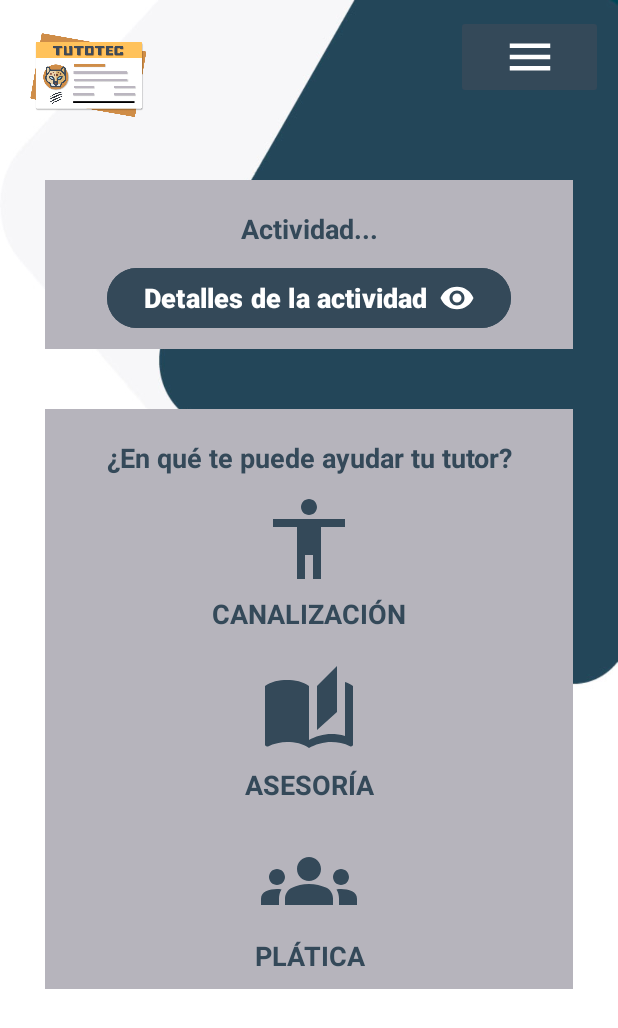
After one commit to mariodominguez07/TutoTec, an Android app: the HomeAlumno screen opened directly, with no data from a screen before it, on a phone screen of 412 x 824 dp. The commit adds this screen. Shown: the top 1028 px of the screen. Run offline under Robolectric (Android 15) with nearby library versions, the phone set to English and light mode, and no system bars; 1 statement that could not run was skipped.

Commit message:
Actualización

```diff
--- a/app/src/main/AndroidManifest.xml
+++ b/app/src/main/AndroidManifest.xml
@@ -14,6 +14,10 @@
         android:supportsRtl="true"
         android:theme="@style/Theme.TutoTec"
         tools:targetApi="31">
+        <activity
+            android:name=".HomeAlumno"
+            android:exported="false" />
+
         <activity
             android:name=".InicioAlumno"
             android:exported="false" />
--- /dev/null
+++ b/app/src/main/java/mx/tecnm/cdhidalgo/tutotec/HomeAlumno.kt
@@ -0,0 +1,13 @@
+package mx.tecnm.cdhidalgo.tutotec
+
+import androidx.appcompat.app.AppCompatActivity
+import android.os.Bundle
+import mx.tecnm.cdhidalgo.tutotec.dataClass.Alumno
+
+class HomeAlumno : AppCompatActivity() {
+    val alumno = intent.getParcelableExtra<Alumno>("alumno")
+    override fun onCreate(savedInstanceState: Bundle?) {
+        super.onCreate(savedInstanceState)
+        setContentView(R.layout.activity_home_alumno)
+    }
+}
--- a/app/src/main/java/mx/tecnm/cdhidalgo/tutotec/InicioAlumno.kt
+++ b/app/src/main/java/mx/tecnm/cdhidalgo/tutotec/InicioAlumno.kt
@@ -3,6 +3,7 @@ package mx.tecnm.cdhidalgo.tutotec
 import android.content.Intent
 import androidx.appcompat.app.AppCompatActivity
 import android.os.Bundle
+import android.view.MenuItem
 import android.widget.ImageButton
 import android.widget.PopupMenu
 import android.widget.TextView
@@ -20,10 +21,6 @@ class InicioAlumno : AppCompatActivity() {
 
     private lateinit var editar:ImageButton
     private lateinit var menu : ImageButton
-    private lateinit var carnet:ImageButton
-    private lateinit var actividades:ImageButton
-    private lateinit var solicitudes:ImageButton
-    private lateinit var cerrarSesion:ImageButton
 
     private lateinit var foto:CircleImageView
     private lateinit var nombreC:TextView
@@ -35,6 +32,7 @@ class InicioAlumno : AppCompatActivity() {
     private lateinit var auth: FirebaseAuth
 
     var nomT = ""
+    val alumno = intent.getParcelableExtra<Alumno>("alumno")
 
     override fun onCreate(savedInstanceState: Bundle?) {
         super.onCreate(savedInstanceState)
@@ -46,10 +44,7 @@ class InicioAlumno : AppCompatActivity() {
 
         editar = findViewById(R.id.btneditar)
         menu = findViewById(R.id.btnmenu_alumno)
-        /*carnet = findViewById(R.id.btncarnet_menu)
-        actividades = findViewById(R.id.btnactividades_menu)
-        solicitudes = findViewById(R.id.btnsolicitudes_menu)
-        cerrarSesion = findViewById(R.id.btncerrarsesion_menu)*/
+
 
         foto = findViewById(R.id.foto_alumno)
         nombreC = findViewById(R.id.nombreCompleto_Alumno)
@@ -58,8 +53,6 @@ class InicioAlumno : AppCompatActivity() {
         carrera = findViewById(R.id.carrera_carnet)
         tutor = findViewById(R.id.tutor_carnet)
 
-
-        val alumno = intent.getParcelableExtra<Alumno>("alumno")
 
         if (alumno != null){
             baseDeDatos.collection("tutores")
@@ -81,31 +74,47 @@ class InicioAlumno : AppCompatActivity() {
                     tutor.text = nomT
 
                 }
-            Glide.with(this).load(alumno.foto).circleCrop().into(foto)
-            nombreC.text = "${alumno.nombre} ${alumno.apellido_pa} ${alumno.apellido_ma}"
-            noControl.text = alumno.nocontrol
-            carrera.text = alumno.carrera
-            grupo.text = alumno.grupo
+            Glide.with(this).load(alumno!!.foto).circleCrop().into(foto)
+            nombreC.text = "${alumno!!.nombre} ${alumno!!.apellido_pa} ${alumno!!.apellido_ma}"
+            noControl.text = alumno!!.nocontrol
+            carrera.text = alumno!!.carrera
+            grupo.text = alumno!!.grupo
         }
 
         menu.setOnClickListener {view->
             val popupMenu = PopupMenu(this, view)
 
-            popupMenu.menuInflater.inflate()
+            popupMenu.menuInflater.inflate(R.menu.menu_alumno, popupMenu.menu)
+
+            popupMenu.setOnMenuItemClickListener { item -> onMenuItemClick(item) }
+
+            popupMenu.show()
         }
        /* editar.setOnClickListener {  }
 
-        carnet.setOnClickListener {  }
+        */
+    }
 
-        actividades.setOnClickListener {  }
+    private fun onMenuItemClick(item: MenuItem): Boolean {
+        when (item.itemId) {
+            R.id.carnet_menu -> {
+                return true
+            }
+            R.id.inicio_menu -> {
+                val intent = Intent(this,HomeAlumno::class.java)
+                intent.putExtra("alumno",alumno)
+                startActivity(intent)
+                return true
+            }
+            R.id.cerrarsesion_menu -> {
+                auth.signOut()
+                val intent = Intent(this,MainActivity::class.java)
+                startActivity(intent)
+                finish()
+                return true
+            }
 
-        solicitudes.setOnClickListener {  }
-
-        cerrarSesion.setOnClickListener {
-            auth.signOut()
-            val intent = Intent(this,MainActivity::class.java)
-            startActivity(intent)
-            finish()
-        }*/
+            else -> return false
+        }
     }
 }
--- a/app/src/main/java/mx/tecnm/cdhidalgo/tutotec/LoginTutor.kt
+++ b/app/src/main/java/mx/tecnm/cdhidalgo/tutotec/LoginTutor.kt
@@ -13,7 +13,6 @@ import com.google.firebase.auth.ktx.auth
 import com.google.firebase.firestore.ktx.firestore
 import com.google.firebase.ktx.Firebase
 import mx.tecnm.cdhidalgo.tutotec.dataClass.Tutor
-
 lateinit var tutor: Tutor
 class LoginTutor : AppCompatActivity() {
 
--- /dev/null
+++ b/app/src/main/res/drawable/img_asesorias.xml
@@ -0,0 +1,5 @@
+<vector android:height="64dp" android:tint="@color/color7"
+    android:viewportHeight="24" android:viewportWidth="24"
+    android:width="64dp" xmlns:android="http://schemas.android.com/apk/res/android">
+    <path android:fillColor="@android:color/white" android:pathData="M19,1l-5,5v11l5,-4.5L19,1zM1,6v14.65c0,0.25 0.25,0.5 0.5,0.5 0.1,0 0.15,-0.05 0.25,-0.05C3.1,20.45 5.05,20 6.5,20c1.95,0 4.05,0.4 5.5,1.5L12,6c-1.45,-1.1 -3.55,-1.5 -5.5,-1.5S2.45,4.9 1,6zM23,19.5L23,6c-0.6,-0.45 -1.25,-0.75 -2,-1v13.5c-1.1,-0.35 -2.3,-0.5 -3.5,-0.5 -1.7,0 -4.15,0.65 -5.5,1.5v2c1.35,-0.85 3.8,-1.5 5.5,-1.5 1.65,0 3.35,0.3 4.75,1.05 0.1,0.05 0.15,0.05 0.25,0.05 0.25,0 0.5,-0.25 0.5,-0.5v-1.1z"/>
+</vector>
--- /dev/null
+++ b/app/src/main/res/drawable/img_canalizaciones.xml
@@ -0,0 +1,5 @@
+<vector android:height="64dp" android:tint="@color/color7"
+    android:viewportHeight="24" android:viewportWidth="24"
+    android:width="64dp" xmlns:android="http://schemas.android.com/apk/res/android">
+    <path android:fillColor="@android:color/white" android:pathData="M12,2c1.1,0 2,0.9 2,2s-0.9,2 -2,2 -2,-0.9 -2,-2 0.9,-2 2,-2zM21,9h-6v13h-2v-6h-2v6L9,22L9,9L3,9L3,7h18v2z"/>
+</vector>
--- a/app/src/main/res/drawable/img_carnet.xml
+++ b/app/src/main/res/drawable/img_carnet.xml
@@ -1,5 +1,5 @@
-<vector android:height="36dp" android:tint="@color/color7"
+<vector android:height="24dp" android:tint="@color/color7"
     android:viewportHeight="24" android:viewportWidth="24"
-    android:width="36dp" xmlns:android="http://schemas.android.com/apk/res/android">
+    android:width="24dp" xmlns:android="http://schemas.android.com/apk/res/android">
     <path android:fillColor="@android:color/white" android:pathData="M19,3h-4.18C14.4,1.84 13.3,1 12,1c-1.3,0 -2.4,0.84 -2.82,2L5,3c-1.1,0 -2,0.9 -2,2v14c0,1.1 0.9,2 2,2h14c1.1,0 2,-0.9 2,-2L21,5c0,-1.1 -0.9,-2 -2,-2zM12,3c0.55,0 1,0.45 1,1s-0.45,1 -1,1 -1,-0.45 -1,-1 0.45,-1 1,-1zM12,7c1.66,0 3,1.34 3,3s-1.34,3 -3,3 -3,-1.34 -3,-3 1.34,-3 3,-3zM18,19L6,19v-1.4c0,-2 4,-3.1 6,-3.1s6,1.1 6,3.1L18,19z"/>
 </vector>
--- a/app/src/main/res/drawable/img_cerrar_sesion.xml
+++ b/app/src/main/res/drawable/img_cerrar_sesion.xml
@@ -1,5 +1,5 @@
-<vector android:autoMirrored="true" android:height="36dp"
+<vector android:autoMirrored="true" android:height="24dp"
     android:tint="@color/color7" android:viewportHeight="24"
-    android:viewportWidth="24" android:width="36dp" xmlns:android="http://schemas.android.com/apk/res/android">
+    android:viewportWidth="24" android:width="24dp" xmlns:android="http://schemas.android.com/apk/res/android">
     <path android:fillColor="@android:color/white" android:pathData="M17,7l-1.41,1.41L18.17,11H8v2h10.17l-2.58,2.58L17,17l5,-5zM4,5h8V3H4c-1.1,0 -2,0.9 -2,2v14c0,1.1 0.9,2 2,2h8v-2H4V5z"/>
 </vector>
--- /dev/null
+++ b/app/src/main/res/drawable/img_detalle_actividad.xml
@@ -0,0 +1,5 @@
+<vector android:height="24dp" android:tint="#000000"
+    android:viewportHeight="24" android:viewportWidth="24"
+    android:width="24dp" xmlns:android="http://schemas.android.com/apk/res/android">
+    <path android:fillColor="@android:color/white" android:pathData="M12,4.5C7,4.5 2.73,7.61 1,12c1.73,4.39 6,7.5 11,7.5s9.27,-3.11 11,-7.5c-1.73,-4.39 -6,-7.5 -11,-7.5zM12,17c-2.76,0 -5,-2.24 -5,-5s2.24,-5 5,-5 5,2.24 5,5 -2.24,5 -5,5zM12,9c-1.66,0 -3,1.34 -3,3s1.34,3 3,3 3,-1.34 3,-3 -1.34,-3 -3,-3z"/>
+</vector>
--- /dev/null
+++ b/app/src/main/res/drawable/img_inicio.xml
@@ -0,0 +1,5 @@
+<vector android:height="24dp" android:tint="@color/color7"
+    android:viewportHeight="24" android:viewportWidth="24"
+    android:width="24dp" xmlns:android="http://schemas.android.com/apk/res/android">
+    <path android:fillColor="@android:color/white" android:pathData="M10,20v-6h4v6h5v-8h3L12,3 2,12h3v8z"/>
+</vector>
--- /dev/null
+++ b/app/src/main/res/drawable/img_platica.xml
@@ -0,0 +1,5 @@
+<vector android:height="64dp" android:tint="@color/color7"
+    android:viewportHeight="24" android:viewportWidth="24"
+    android:width="64dp" xmlns:android="http://schemas.android.com/apk/res/android">
+    <path android:fillColor="@android:color/white" android:pathData="M12,12.75c1.63,0 3.07,0.39 4.24,0.9c1.08,0.48 1.76,1.56 1.76,2.73L18,18H6l0,-1.61c0,-1.18 0.68,-2.26 1.76,-2.73C8.93,13.14 10.37,12.75 12,12.75zM4,13c1.1,0 2,-0.9 2,-2c0,-1.1 -0.9,-2 -2,-2s-2,0.9 -2,2C2,12.1 2.9,13 4,13zM5.13,14.1C4.76,14.04 4.39,14 4,14c-0.99,0 -1.93,0.21 -2.78,0.58C0.48,14.9 0,15.62 0,16.43V18l4.5,0v-1.61C4.5,15.56 4.73,14.78 5.13,14.1zM20,13c1.1,0 2,-0.9 2,-2c0,-1.1 -0.9,-2 -2,-2s-2,0.9 -2,2C18,12.1 18.9,13 20,13zM24,16.43c0,-0.81 -0.48,-1.53 -1.22,-1.85C21.93,14.21 20.99,14 20,14c-0.39,0 -0.76,0.04 -1.13,0.1c0.4,0.68 0.63,1.46 0.63,2.29V18l4.5,0V16.43zM12,6c1.66,0 3,1.34 3,3c0,1.66 -1.34,3 -3,3s-3,-1.34 -3,-3C9,7.34 10.34,6 12,6z"/>
+</vector>
--- /dev/null
+++ b/app/src/main/res/layout/activity_home_alumno.xml
@@ -0,0 +1,232 @@
+<?xml version="1.0" encoding="utf-8"?>
+<LinearLayout xmlns:android="http://schemas.android.com/apk/res/android"
+    xmlns:app="http://schemas.android.com/apk/res-auto"
+    xmlns:tools="http://schemas.android.com/tools"
+    android:layout_width="match_parent"
+    android:layout_height="match_parent"
+    android:padding="10dp"
+    android:background="@drawable/fondo_alumnos"
+    android:orientation="vertical"
+    tools:context=".HomeAlumno">
+
+    <LinearLayout
+        android:layout_width="match_parent"
+        android:layout_height="wrap_content"
+        android:orientation="vertical">
+        <TableLayout
+            android:layout_width="match_parent"
+            android:layout_height="wrap_content">
+            <TableRow
+                android:layout_width="match_parent"
+                android:layout_height="wrap_content">
+                <ImageView
+                    android:layout_width="0dp"
+                    android:layout_height="wrap_content"
+                    android:layout_weight="1"
+                    android:src="@drawable/tuto_logo"
+                    android:scaleX=".8"
+                    android:scaleY=".8"
+                    android:backgroundTint="@color/white"
+                    android:layout_marginTop="-320dp"/>
+
+                <ImageButton
+                    android:layout_width="0dp"
+                    android:layout_height="wrap_content"
+                    android:layout_weight="1"
+                    android:src="@drawable/img_actividades"
+                    android:backgroundTint="@color/color5"
+                    android:visibility="invisible"/>
+
+                <ImageButton
+                    android:layout_width="0dp"
+                    android:layout_height="wrap_content"
+                    android:layout_weight="1"
+                    android:src="@drawable/img_actividades"
+                    android:backgroundTint="@color/color5"
+                    android:visibility="invisible"/>
+
+                <ImageButton
+                    android:id="@+id/btnmenu_alumno"
+                    android:layout_width="0dp"
+                    android:layout_height="wrap_content"
+                    android:layout_weight="1"
+                    android:src="@drawable/img_menu"
+                    android:backgroundTint="@color/color7"
+                    android:contentDescription="@string/menu_button_description"
+                    app:tint="@color/white" />
+            </TableRow>
+        </TableLayout>
+    </LinearLayout>
+    <LinearLayout
+        android:layout_width="match_parent"
+        android:layout_height="wrap_content"
+        android:orientation="vertical"
+        android:layout_marginTop="-310dp"
+        android:padding="20dp">
+
+        <TableLayout
+            android:layout_width="match_parent"
+            android:layout_height="wrap_content"
+            android:padding="10dp"
+            android:background="@color/color5">
+            <TableRow
+                android:layout_width="match_parent"
+                android:layout_height="wrap_content"
+                android:layout_marginTop="10dp"
+                android:layout_marginBottom="10dp">
+                <TextView
+                    android:id="@+id/txt_actividad"
+                    android:layout_width="0dp"
+                    android:layout_height="wrap_content"
+                    android:layout_weight="1"
+                    android:text="@string/texto18"
+                    android:textAlignment="center"
+                    android:textStyle="bold"
+                    android:textSize="18sp"
+                    android:textColor="@color/color7"/>
+            </TableRow>
+
+            <TableRow
+                android:layout_width="wrap_content"
+                android:layout_height="wrap_content">
+                <ImageView
+                    android:layout_width="0dp"
+                    android:layout_height="wrap_content"
+                    android:layout_weight="1"
+                    android:visibility="invisible"/>
+                <Button
+                    android:id="@+id/btn_detalles_actividad"
+                    android:layout_width="wrap_content"
+                    android:layout_height="wrap_content"
+                    android:text="@string/texto19"
+                    android:textStyle="bold"
+                    android:textSize="18sp"
+                    android:textAlignment="center"
+                    android:textColor="@color/white"
+                    android:drawableRight="@drawable/img_detalle_actividad"
+                    android:drawableTint="@color/white"
+                    android:backgroundTint="@color/color7"/>
+                <ImageView
+                    android:layout_width="0dp"
+                    android:layout_height="wrap_content"
+                    android:layout_weight="1"
+                    android:visibility="invisible"/>
+            </TableRow>
+
+        </TableLayout>
+
+        <TableLayout
+            android:layout_width="match_parent"
+            android:layout_height="wrap_content"
+            android:padding="10dp"
+            android:layout_marginTop="40dp"
+            android:background="@color/color5">
+            <TableRow
+                android:layout_width="match_parent"
+                android:layout_height="wrap_content"
+                android:layout_marginTop="10dp"
+                android:layout_marginBottom="10dp">
+                <TextView
+                    android:layout_width="0dp"
+                    android:layout_height="wrap_content"
+                    android:layout_weight="1"
+                    android:text="@string/texto20"
+                    android:textAlignment="center"
+                    android:textStyle="bold"
+                    android:textSize="18sp"
+                    android:textColor="@color/color7"/>
+            </TableRow>
+
+            <TableRow
+                android:layout_width="wrap_content"
+                android:layout_height="wrap_content">
+
+                <ImageButton
+                    android:id="@+id/btnSolicitud_canalizacion"
+                    android:layout_width="0dp"
+                    android:layout_height="wrap_content"
+                    android:layout_weight="1"
+                    android:src="@drawable/img_canalizaciones"
+                    android:background="@color/color5"/>
+
+            </TableRow>
+            <TableRow
+                android:layout_width="wrap_content"
+                android:layout_height="wrap_content"
+                android:layout_marginBottom="20dp">
+                <TextView
+                    android:layout_width="0dp"
+                    android:layout_height="wrap_content"
+                    android:layout_weight="1"
+                    android:text="@string/texto21"
+                    android:textAlignment="center"
+                    android:textSize="18sp"
+                    android:textAllCaps="true"
+                    android:textColor="@color/color7"
+                    android:textStyle="bold"
+                    android:layout_marginTop="5dp"/>
+            </TableRow>
+            <TableRow
+                android:layout_width="wrap_content"
+                android:layout_height="wrap_content">
+
+                <ImageButton
+                    android:id="@+id/btnSolicitud_asesoria"
+                    android:layout_width="0dp"
+                    android:layout_height="wrap_content"
+                    android:layout_weight="1"
+                    android:src="@drawable/img_asesorias"
+                    android:background="@color/color5"/>
+
+            </TableRow>
+            <TableRow
+                android:layout_width="wrap_content"
+                android:layout_height="wrap_content"
+                android:layout_marginBottom="20dp">
+                <TextView
+                    android:layout_width="0dp"
+                    android:layout_height="wrap_content"
+                    android:layout_weight="1"
+                    android:text="@string/texto22"
+                    android:textAlignment="center"
+                    android:textSize="18sp"
+                    android:textAllCaps="true"
+                    android:textColor="@color/color7"
+                    android:textStyle="bold"
+                    android:layout_marginTop="5dp"/>
+            </TableRow>
+
+            <TableRow
+                android:layout_width="wrap_content"
+                android:layout_height="wrap_content">
+
+                <ImageButton
+                    android:id="@+id/btnSolicitud_platica"
+                    android:layout_width="0dp"
+                    android:layout_height="wrap_content"
+                    android:layout_weight="1"
+                    android:src="@drawable/img_platica"
+                    android:background="@color/color5"/>
+
+            </TableRow>
+            <TableRow
+                android:layout_width="wrap_content"
+                android:layout_height="wrap_content">
+                <TextView
+                    android:layout_width="0dp"
+                    android:layout_height="wrap_content"
+                    android:layout_weight="1"
+                    android:text="@string/texto23"
+                    android:textAlignment="center"
+                    android:textSize="18sp"
+                    android:textAllCaps="true"
+                    android:textColor="@color/color7"
+                    android:textStyle="bold"
+                    android:layout_marginTop="5dp"/>
+            </TableRow>
+
+        </TableLayout>
+
+    </LinearLayout>
+
+</LinearLayout>
--- a/app/src/main/res/layout/activity_login_alumno.xml
+++ b/app/src/main/res/layout/activity_login_alumno.xml
@@ -57,12 +57,12 @@
             app:hintTextColor="@color/color3"
             android:layout_marginBottom="15dp"
             app:boxStrokeColor="@color/color2"
-            android:textColorHint="@color/color3"
-            android:background="@color/color2">
+            android:textColorHint="@color/color3">
 
             <com.google.android.material.textfield.TextInputEditText
                 android:layout_width="match_parent"
                 android:layout_height="wrap_content"
+                android:background="@color/color2"
                 android:inputType="textEmailAddress"/>
 
         </com.google.android.material.textfield.TextInputLayout>
@@ -77,12 +77,12 @@
             android:layout_marginBottom="15dp"
             app:boxStrokeColor="@color/color2"
             android:textColorHint="@color/color3"
-            android:background="@color/color2"
             app:passwordToggleEnabled="true">
 
             <com.google.android.material.textfield.TextInputEditText
                 android:layout_width="match_parent"
                 android:layout_height="wrap_content"
+                android:background="@color/color2"
                 android:inputType="textPassword"/>
 
         </com.google.android.material.textfield.TextInputLayout>
--- a/app/src/main/res/layout/activity_login_tutor.xml
+++ b/app/src/main/res/layout/activity_login_tutor.xml
@@ -1,5 +1,5 @@
 <?xml version="1.0" encoding="utf-8"?>
-<ScrollView
+<LinearLayout
     xmlns:android="http://schemas.android.com/apk/res/android"
     xmlns:app="http://schemas.android.com/apk/res-auto"
     xmlns:tools="http://schemas.android.com/tools"
@@ -7,6 +7,7 @@
     android:layout_height="match_parent"
     android:padding="40dp"
     android:background="@color/white"
+    android:orientation="vertical"
     tools:context=".LoginTutor">
 
     <LinearLayout
@@ -28,16 +29,6 @@
                     android:background="@color/white"/>
             </TableRow>
         </TableLayout>
-
-        <ImageView
-            android:id="@+id/logo_inicio"
-            android:layout_width="wrap_content"
-            android:layout_height="wrap_content"
-            android:layout_marginTop="-260dp"
-            android:layout_marginBottom="-230dp"
-            android:scaleX=".8"
-            android:scaleY=".8"
-            android:src="@drawable/tuto_logo" />
 
         <TextView
             android:layout_width="match_parent"
@@ -133,4 +124,4 @@
 
     </LinearLayout>
 
-</ScrollView>
+</LinearLayout>
--- a/app/src/main/res/menu/menu_alumno.xml
+++ b/app/src/main/res/menu/menu_alumno.xml
@@ -1,4 +1,16 @@
 <?xml version="1.0" encoding="utf-8"?>
 <menu xmlns:android="http://schemas.android.com/apk/res/android">
+    <item
+        android:id="@+id/carnet_menu"
+        android:title="Carnet"
+        android:icon="@drawable/img_carnet"/>
+    <item
+        android:id="@+id/inicio_menu"
+        android:title="Inicio"
+        android:icon="@drawable/img_inicio"/>
+    <item
+        android:id="@+id/cerrarsesion_menu"
+        android:title="Cerrar Sesion"
+        android:icon="@drawable/img_cerrar_sesion"/>
 
 </menu>
--- a/app/src/main/res/values/colors.xml
+++ b/app/src/main/res/values/colors.xml
@@ -10,4 +10,5 @@
     <color name="color6">#FF434B59</color>
     <color name="color7">#344959</color>
     <color name="color8">#DB9C4F</color>
+
 </resources>
--- a/app/src/main/res/values/strings.xml
+++ b/app/src/main/res/values/strings.xml
@@ -17,6 +17,12 @@
     <string name="texto15">Correo:</string>
     <string name="texto16">Academia:</string>
     <string name="texto17">Academia</string>
+    <string name="texto18">Actividad...</string>
+    <string name="texto19">Detalles de la actividad</string>
+    <string name="texto20">¿En qué te puede ayudar tu tutor?</string>
+    <string name="texto21">Canalización</string>
+    <string name="texto22">Asesoría</string>
+    <string name="texto23">Plática</string>
     <string name="boton01">Alumno</string>
     <string name="boton02">Tutor</string>
     <string name="boton03">Olvide mi contraseña</string>
```
Also changed, not shown: app/src/main/res/drawable/fondo_inicio_sesion_tutor.png (added).
